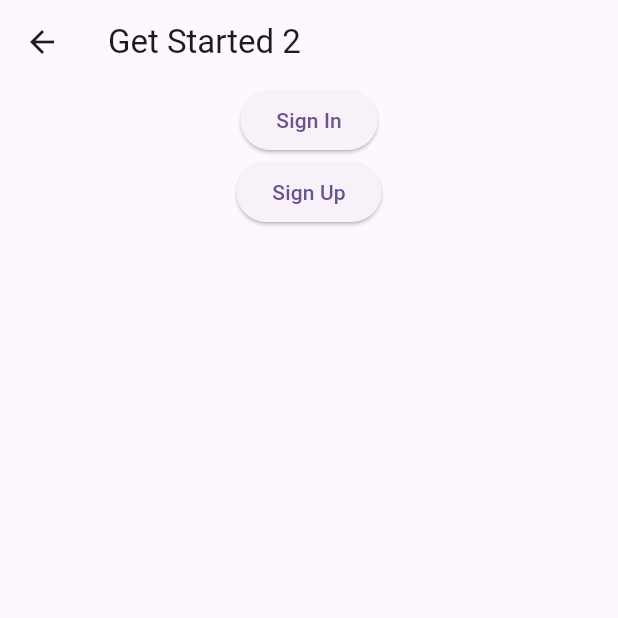
After one commit to Navindu-Ashen/Fancy-Multi_Vendor_E-Commerce_Platform, a Flutter app: the screen it shows after launch, after a tap on "Next", on a phone screen of 412 x 824 dp, the top half of it. The commit adds this screen. Run offline on Flutter 3.47's test engine with Material 3 defaults, Android fonts, the phone set to English and light mode, and no system bars; our stand-ins replace firebase_core; accounts and stored records are empty.

Commit message:
feat(file): implement the folder structure to the project

```diff
--- /dev/null
+++ b/fancy/devtools_options.yaml
@@ -0,0 +1,3 @@
+description: This file stores settings for Dart & Flutter DevTools.
+documentation: https://docs.flutter.dev/tools/devtools/extensions#configure-extension-enablement-states
+extensions:
--- a/fancy/lib/main.dart
+++ b/fancy/lib/main.dart
@@ -1,3 +1,4 @@
+import 'package:fancy/screens/auth/get_started_1.dart';
 import 'package:fancy/screens/home/home.dart';
 import 'package:flutter/material.dart';
 import 'package:firebase_core/firebase_core.dart';
@@ -19,7 +20,7 @@ class MyApp extends StatelessWidget {
       theme: ThemeData(
         colorScheme: ColorScheme.fromSeed(seedColor: Colors.deepPurple),
       ),
-      home: HomeScreen(),
+      home: GetStarted1(),
     );
   }
 }
--- /dev/null
+++ b/fancy/lib/screens/auth/get_started_1.dart
@@ -0,0 +1,29 @@
+import 'package:fancy/screens/auth/get_started_2.dart';
+import 'package:flutter/material.dart';
+
+class GetStarted1 extends StatefulWidget {
+  const GetStarted1({super.key});
+
+  @override
+  State<GetStarted1> createState() => _GetStarted1State();
+}
+
+class _GetStarted1State extends State<GetStarted1> {
+  @override
+  Widget build(BuildContext context) {
+    return Scaffold(
+      appBar: AppBar(title: const Text('Get Started')),
+      body: Center(
+        child: ElevatedButton(
+          onPressed: () {
+            Navigator.push(
+              context,
+              MaterialPageRoute(builder: (context) => GetStarted2()),
+            );
+          },
+          child: const Text('Next'),
+        ),
+      ),
+    );
+  }
+}
--- /dev/null
+++ b/fancy/lib/screens/auth/get_started_2.dart
@@ -0,0 +1,43 @@
+import 'package:fancy/screens/auth/sign_in.dart';
+import 'package:fancy/screens/auth/sign_up.dart';
+import 'package:flutter/material.dart';
+
+class GetStarted2 extends StatefulWidget {
+  const GetStarted2({super.key});
+
+  @override
+  State<GetStarted2> createState() => _GetStarted2State();
+}
+
+class _GetStarted2State extends State<GetStarted2> {
+  @override
+  Widget build(BuildContext context) {
+    return Scaffold(
+      appBar: AppBar(title: const Text('Get Started 2')),
+      body: Center(
+        child: Column(
+          children: [
+            ElevatedButton(
+              onPressed: () {
+                Navigator.push(
+                  context,
+                  MaterialPageRoute(builder: (context) => SignIn()),
+                );
+              },
+              child: const Text('Sign In'),
+            ),
+            ElevatedButton(
+              onPressed: () {
+                Navigator.push(
+                  context,
+                  MaterialPageRoute(builder: (context) => SignUp()),
+                );
+              },
+              child: const Text('Sign Up'),
+            ),
+          ],
+        ),
+      ),
+    );
+  }
+}
--- a/fancy/lib/screens/home/home.dart
+++ b/fancy/lib/screens/home/home.dart
@@ -10,6 +10,6 @@ class HomeScreen extends StatefulWidget {
 class _HomeScreenState extends State<HomeScreen> {
   @override
   Widget build(BuildContext context) {
-    return Scaffold(body: Center(child: Text("Fancy")));
+    return Scaffold(body: Center(child: Text("Home")));
   }
 }
--- a/fancy/pubspec.yaml
+++ b/fancy/pubspec.yaml
@@ -2,7 +2,7 @@ name: fancy
 description: "A new Flutter project."
 # The following line prevents the package from being accidentally published to
 # pub.dev using `flutter pub publish`. This is preferred for private packages.
-publish_to: 'none' # Remove this line if you wish to publish to pub.dev
+publish_to: "none" # Remove this line if you wish to publish to pub.dev
 
 # The following defines the version and build number for your application.
 # A version number is three numbers separated by dots, like 1.2.43
@@ -55,7 +55,6 @@ dev_dependencies:
 
 # The following section is specific to Flutter packages.
 flutter:
-
   # The following line ensures that the Material Icons font is
   # included with your application, so that you can use the icons in
   # the material Icons class.
```
Also changed, not shown: fancy/lib/screens/auth/sign_in.dart (added, +29 -0 lines), fancy/lib/screens/auth/sign_up.dart (added, +25 -0 lines), fancy/lib/screens/profile/profile.dart (added, +18 -0 lines), fancy/lib/screens/shop/shop_list.dart (added, +18 -0 lines), 1 other file.
